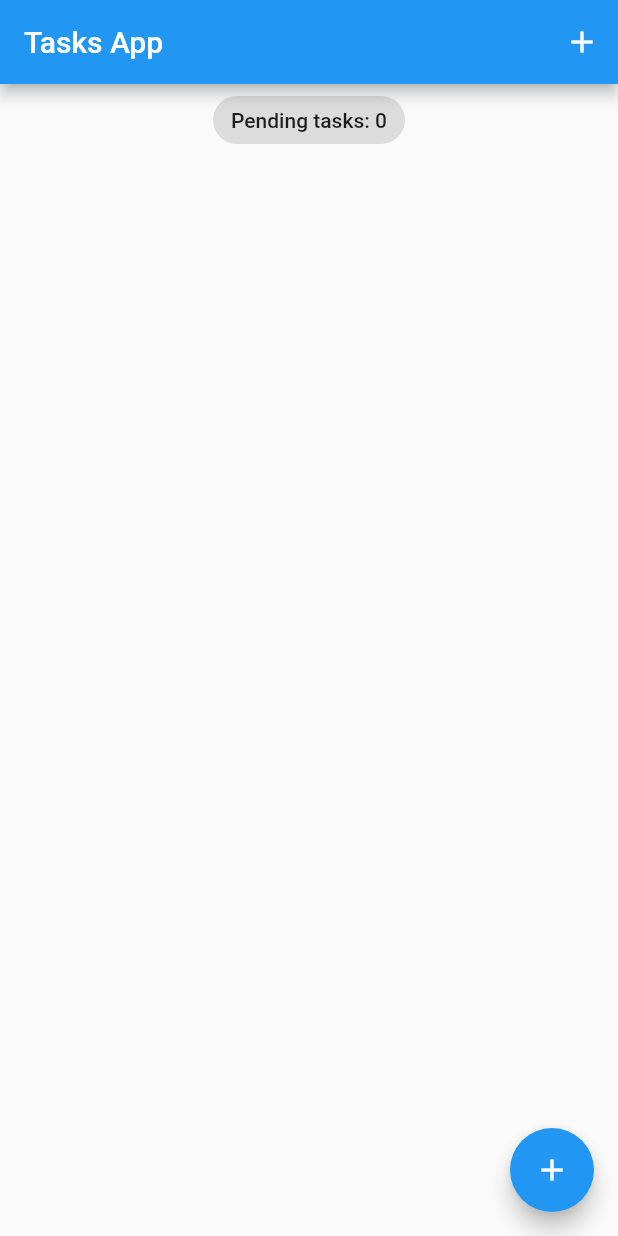
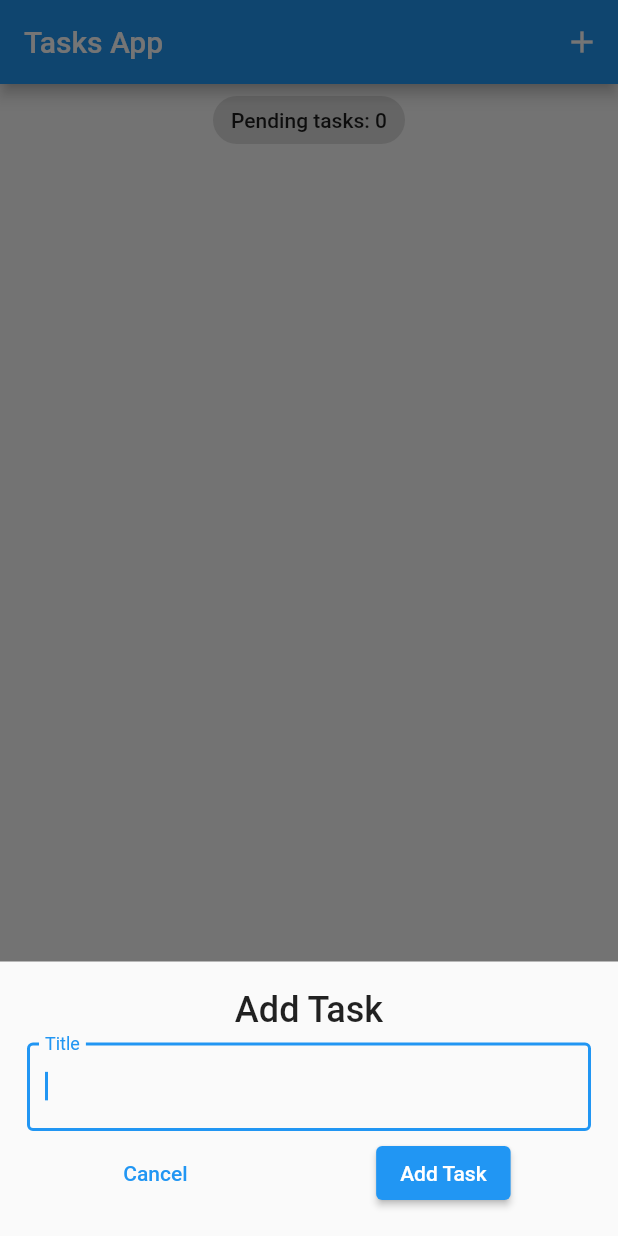
Before and after one commit to ZainNaqvi/Clone---Google---Notes, a Flutter app: the screen it shows after launch, after a tap on the "add" icon, on a phone screen of 412 x 824 dp. Run offline on Flutter 3.47's test engine with Material 2 defaults, Android fonts, the phone set to English and light mode, and no system bars; our stand-ins replace equatable, flutter_bloc, hydrated_bloc; statements that could not run were skipped.

Commit message:
working on hydrated storage fixing bugs -- bloc - pattern

```diff
--- a/lib/blocs/bloc/tasks_bloc.dart
+++ b/lib/blocs/bloc/tasks_bloc.dart
@@ -1,11 +1,12 @@
-import 'package:bloc/bloc.dart';
 import 'package:equatable/equatable.dart';
 import 'package:flutter_bloc_patern/models/task.dart';
+
+import '../bloc_exports.dart';
 
 part 'tasks_event.dart';
 part 'tasks_state.dart';
 
-class TasksBloc extends Bloc<TasksEvent, TasksState> {
+class TasksBloc extends HydratedBloc<TasksEvent, TasksState> {
   TasksBloc() : super(TasksState()) {
     on<AddTask>(_onAddTask);
     on<UpdateTask>(_onUpdateTask);
@@ -20,17 +21,27 @@ class TasksBloc extends Bloc<TasksEvent, TasksState> {
   void _onUpdateTask(UpdateTask event, Emitter<TasksState> emit) {
     final state = this.state;
     final task = event.task;
+    int index = List.from(state.allTasks).indexOf(task);
     List<Task> allTasks = List.from(state.allTasks)..remove(task);
     task.isDone == false
-        ? allTasks.add(task.copyWith(isDone: true))
-        : allTasks.add(task.copyWith(isDone: false));
+        ? allTasks.insert(index, task.copyWith(isDone: true))
+        : allTasks.insert(index, task.copyWith(isDone: false));
     emit(TasksState(allTasks: allTasks));
   }
 
   void _onDeleteTask(DeleteTask event, Emitter<TasksState> emit) {
     final state = this.state;
-    final task = event.task;
     List<Task> allTasks = List.from(state.allTasks)..remove(event.task);
     emit(TasksState(allTasks: allTasks));
   }
+
+  @override
+  TasksState? fromJson(Map<String, dynamic> json) {
+    return TasksState.fromMap(json);
+  }
+
+  @override
+  Map<String, dynamic>? toJson(TasksState state) {
+    return state.toMap();
+  }
 }
--- a/lib/blocs/bloc/tasks_state.dart
+++ b/lib/blocs/bloc/tasks_state.dart
@@ -6,4 +6,20 @@ class TasksState extends Equatable {
 
   @override
   List<Object> get props => [allTasks];
+
+  Map<String, dynamic> toMap() {
+    return <String, dynamic>{
+      'allTasks': allTasks.map((x) => x.toMap()).toList(),
+    };
+  }
+
+  factory TasksState.fromMap(Map<String, dynamic> map) {
+    return TasksState(
+      allTasks: List<Task>.from(
+        (map['allTasks'] as List<int>).map<Task>(
+          (x) => Task.fromMap(x as Map<String, dynamic>),
+        ),
+      ),
+    );
+  }
 }
--- a/lib/blocs/bloc_exports.dart
+++ b/lib/blocs/bloc_exports.dart
@@ -1,2 +1,3 @@
 export './bloc/tasks_bloc.dart';
 export 'package:flutter_bloc/flutter_bloc.dart';
+export 'package:hydrated_bloc/hydrated_bloc.dart';
--- a/lib/main.dart
+++ b/lib/main.dart
@@ -1,10 +1,16 @@
 import 'package:flutter/material.dart';
 import 'package:flutter_bloc_patern/blocs/bloc_exports.dart';
-import 'package:flutter_bloc_patern/models/task.dart';
+import 'package:path_provider/path_provider.dart';
 import 'screens/tasks_screen.dart';
 
-void main() {
-  BlocOverrides.runZoned(() => runApp(const MyApp()));
+void main() async {
+  WidgetsFlutterBinding.ensureInitialized();
+  final storage = await HydratedStorage.build(
+      storageDirectory: await getApplicationDocumentsDirectory());
+  HydratedBlocOverrides.runZoned(
+    () => runApp(const MyApp()),
+    storage: storage,
+  );
 }
 
 class MyApp extends StatelessWidget {
@@ -12,16 +18,13 @@ class MyApp extends StatelessWidget {
   @override
   Widget build(BuildContext context) {
     return BlocProvider(
-      create: (context) => TasksBloc()
-        ..add(
-          AddTask(task: Task(title: "Title")),
-        ),
+      create: (context) => TasksBloc(),
       child: MaterialApp(
         title: 'Flutter Tasks App',
         theme: ThemeData(
           primarySwatch: Colors.blue,
         ),
-        home: TasksScreen(),
+        home: const TasksScreen(),
       ),
     );
   }
--- /dev/null
+++ b/lib/screens/add_task.dart
@@ -0,0 +1,62 @@
+import 'package:flutter/material.dart';
+import '../blocs/bloc_exports.dart';
+import '../models/task.dart';
+
+void addTask(BuildContext context) {
+  final TextEditingController titleController = TextEditingController();
+  showModalBottomSheet(
+    context: context,
+    builder: (context) => SingleChildScrollView(
+      child: Container(
+        decoration: const BoxDecoration(
+          borderRadius: BorderRadius.only(
+            topLeft: Radius.circular(12),
+            topRight: Radius.circular(12),
+          ),
+        ),
+        padding:
+            EdgeInsets.only(bottom: MediaQuery.of(context).viewInsets.bottom),
+        child: Padding(
+          padding: const EdgeInsets.all(18),
+          child: Column(
+            mainAxisSize: MainAxisSize.min,
+            children: [
+              const Text(
+                "Add Task",
+                style: TextStyle(fontSize: 24, fontWeight: FontWeight.w500),
+              ),
+              const SizedBox(height: 8),
+              TextField(
+                controller: titleController,
+                autofocus: true,
+                decoration: const InputDecoration(
+                  border: OutlineInputBorder(),
+                  label: Text('Title'),
+                ),
+              ),
+              const SizedBox(height: 4),
+              Row(
+                mainAxisAlignment: MainAxisAlignment.spaceEvenly,
+                children: [
+                  TextButton(
+                    onPressed: () => Navigator.pop(context),
+                    child: const Text("Cancel"),
+                  ),
+                  const SizedBox(width: 8),
+                  ElevatedButton(
+                    onPressed: () {
+                      final task = Task(title: titleController.text);
+                      context.read<TasksBloc>().add(AddTask(task: task));
+                      Navigator.pop(context);
+                    },
+                    child: const Text("Add Task"),
+                  ),
+                ],
+              )
+            ],
+          ),
+        ),
+      ),
+    ),
+  );
+}
--- a/pubspec.yaml
+++ b/pubspec.yaml
@@ -37,6 +37,8 @@ dependencies:
   cupertino_icons: ^1.0.2
   flutter_bloc: ^8.1.1
   equatable: ^2.0.5
+  path_provider: ^2.0.11
+  hydrated_bloc: ^8.1.0
 
 dev_dependencies:
   flutter_test:
```
Also changed, not shown: lib/screens/tasks_screen.dart (+4 -57 lines), lib/widgets/tasks_list.dart (+39 -5 lines), pubspec.lock, 1 other file.
